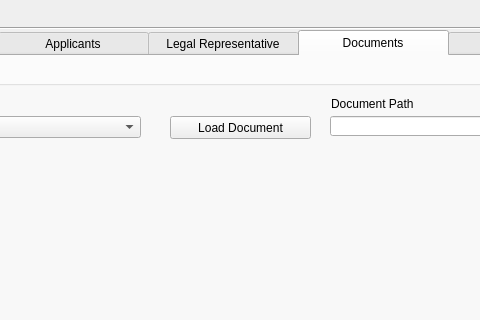
Old version of the form view/ApplicationsDialog.ui in the repository teamlm2/lm2_mgis; both pictures show x 162 to 642 and y 0 to 320 of the 810 by 500 pixel window.
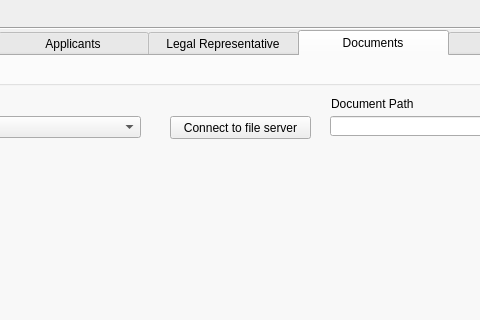
New version of the form. The open tabs and pages were chosen to show the change. Icons and pictures are not drawn.

Diff of the .ui file:
```diff
--- a/view/ApplicationsDialog.ui
+++ b/view/ApplicationsDialog.ui
@@ -693,7 +693,7 @@
        </rect>
       </property>
       <property name="text">
-       <string>Load Document</string>
+       <string>Connect to file server</string>
       </property>
      </widget>
      <widget class="QLineEdit" name="document_path_edit">
```
Left out of the diff: 2 changed lines with no effect on the pictures.
